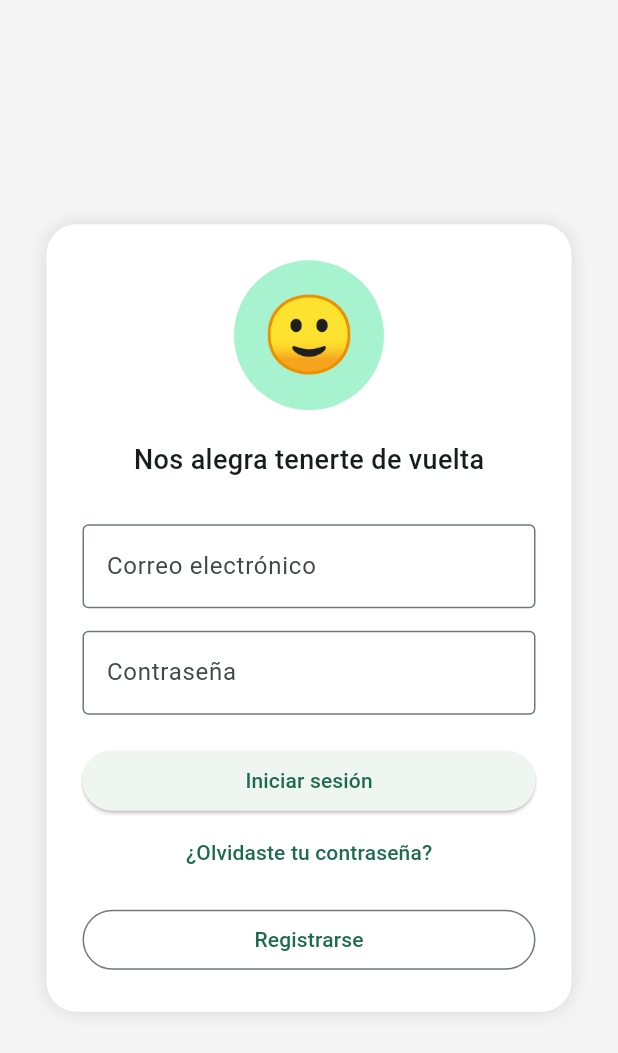
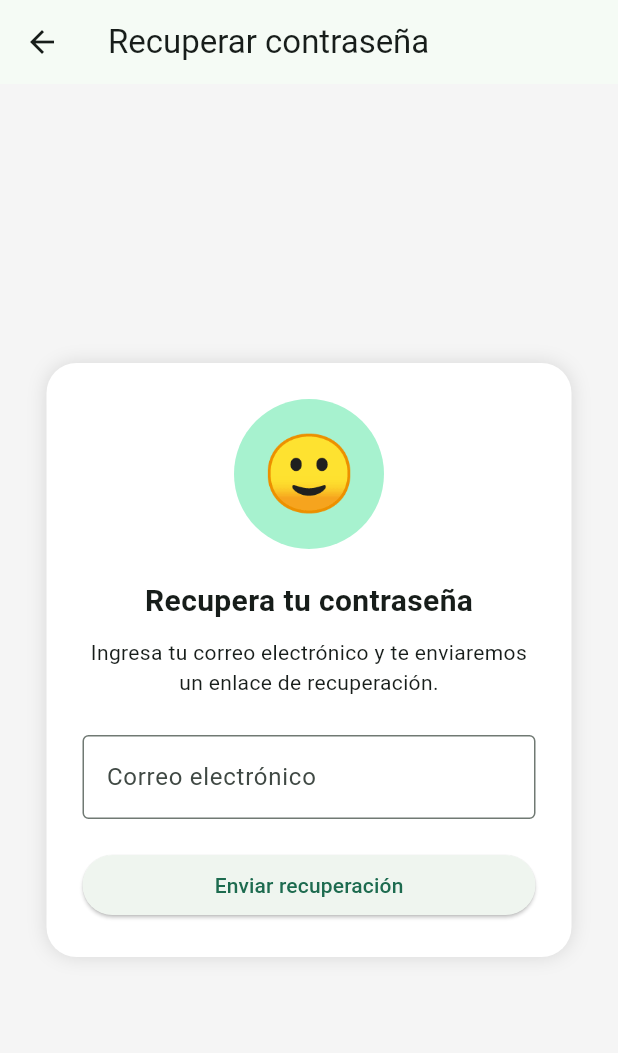
Before and after one commit to L2342/lost-found-app, a Flutter app: the screen it shows after launch, after a tap on "¿Olvidaste tu contraseña?", on a phone screen of 412 x 824 dp. Shown: the top 1053 px of the screen. Run offline on Flutter 3.47's test engine with Material 3 defaults, Android fonts, the phone set to English and light mode, and no system bars; our stand-ins replace cloud_firestore, firebase_auth, firebase_core, image_picker; accounts and stored records are empty.

Commit message:
feat: actualizar pantallas de auth y perfil

```diff
--- a/frontend/lib/screens/auth/login_screen.dart
+++ b/frontend/lib/screens/auth/login_screen.dart
@@ -2,7 +2,7 @@ import 'package:flutter/material.dart';
 import '../../services/auth_service.dart';
 import '../feed/feed_screen.dart';
 import 'register_screen.dart';
-
+import 'recover_password_screen.dart';
 class LoginScreen extends StatefulWidget {
   const LoginScreen({super.key});
 
@@ -143,7 +143,13 @@ class _LoginScreenState extends State<LoginScreen> {
 
                 TextButton(
                   onPressed: () {
-                    // Luego conectamos recoverPassword()
+                    Navigator.push(
+                      context,
+                      MaterialPageRoute(
+                        builder: (_) =>
+                            const RecoverPasswordScreen(),
+                      ),
+                    );
                   },
                   child: const Text(
                     "¿Olvidaste tu contraseña?",
--- /dev/null
+++ b/frontend/lib/screens/auth/recover_password_screen.dart
@@ -0,0 +1,152 @@
+import 'package:flutter/material.dart';
+import '../../services/auth_service.dart';
+
+
+class RecoverPasswordScreen extends StatefulWidget {
+  const RecoverPasswordScreen({super.key});
+
+  @override
+  State<RecoverPasswordScreen> createState() =>
+      _RecoverPasswordScreenState();
+}
+
+class _RecoverPasswordScreenState
+    extends State<RecoverPasswordScreen> {
+
+  final TextEditingController emailController =
+      TextEditingController();
+
+  bool loading = false;
+
+  Future<void> recuperar() async {
+    try {
+      setState(() {
+        loading = true;
+      });
+
+      await AuthService().recoverPassword(
+        email: emailController.text.trim(),
+      );
+
+      if (!mounted) return;
+
+      ScaffoldMessenger.of(context).showSnackBar(
+        const SnackBar(
+          content: Text(
+            'Se envió un correo para recuperar la contraseña',
+          ),
+        ),
+      );
+
+      Navigator.pop(context);
+    } catch (e) {
+      if (!mounted) return;
+
+      ScaffoldMessenger.of(context).showSnackBar(
+        SnackBar(
+          content: Text(
+            e.toString().replaceFirst('Exception: ', ''),
+          ),
+        ),
+      );
+    } finally {
+      setState(() {
+        loading = false;
+      });
+    }
+  }
+
+  @override
+  void dispose() {
+    emailController.dispose();
+    super.dispose();
+  }
+
+  @override
+  Widget build(BuildContext context) {
+    return Scaffold(
+      backgroundColor: const Color(0xFFF5F5F5),
+
+      appBar: AppBar(
+        title: const Text('Recuperar contraseña'),
+      ),
+
+      body: Center(
+        child: SingleChildScrollView(
+          child: Container(
+            width: 350,
+            padding: const EdgeInsets.all(24),
+
+            decoration: BoxDecoration(
+              color: Colors.white,
+              borderRadius: BorderRadius.circular(20),
+
+              boxShadow: const [
+                BoxShadow(
+                  blurRadius: 10,
+                  color: Colors.black12,
+                ),
+              ],
+            ),
+
+            child: Column(
+              mainAxisSize: MainAxisSize.min,
+              children: [
+
+                const CircleAvatar(
+                  radius: 50,
+                  child: Text(
+                    "🙂",
+                    style: TextStyle(fontSize: 50),
+                  ),
+                ),
+
+                const SizedBox(height: 20),
+
+                const Text(
+                  "Recupera tu contraseña",
+                  style: TextStyle(
+                    fontSize: 20,
+                    fontWeight: FontWeight.bold,
+                  ),
+                ),
+
+                const SizedBox(height: 10),
+
+                const Text(
+                  "Ingresa tu correo electrónico y te enviaremos un enlace de recuperación.",
+                  textAlign: TextAlign.center,
+                ),
+
+                const SizedBox(height: 25),
+
+                TextField(
+                  controller: emailController,
+                  decoration: const InputDecoration(
+                    hintText: "Correo electrónico",
+                    border: OutlineInputBorder(),
+                  ),
+                ),
+
+                const SizedBox(height: 20),
+
+                SizedBox(
+                  width: double.infinity,
+                  child: ElevatedButton(
+                    onPressed:
+                        loading ? null : recuperar,
+                    child: loading
+                        ? const CircularProgressIndicator()
+                        : const Text(
+                            "Enviar recuperación",
+                          ),
+                  ),
+                ),
+              ],
+            ),
+          ),
+        ),
+      ),
+    );
+  }
+}
```
Also changed, not shown: frontend/lib/screens/feed/feed_screen.dart (+7 -20 lines), frontend/lib/screens/profile/edit_profile_screen.dart (added, +116 -0 lines), frontend/lib/screens/profile/edit_report_screen.dart (added, +159 -0 lines), frontend/lib/screens/profile/profile_screen.dart (added, +248 -0 lines), frontend/pubspec.lock, 4 other files.
